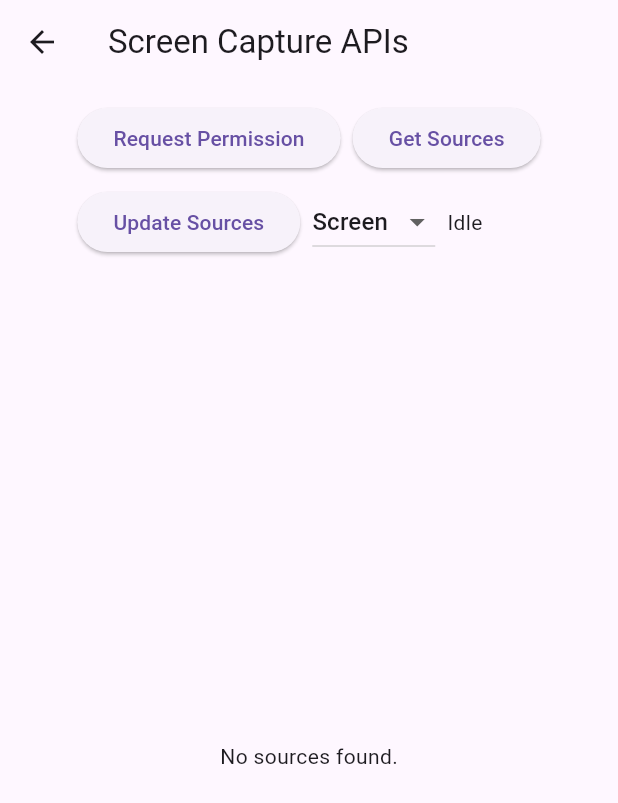
After one commit to zero-0002/SdpToolkit, a Flutter app: the ScreenCaptureApiSample screen opened directly, on a phone screen of 412 x 824 dp. The commit adds this screen. Shown: the top 803 px of the screen. Run offline on Flutter 3.47's test engine with Material 3 defaults, Android fonts, the phone set to English and light mode, and no system bars; our stand-ins replace logger, permission_handler, web; missing offline and left inert: dart:js_interop, dart:ui_web, dart_webrtc, flutter_background, gallery_saver_plus, sdp_transform and 1 more.

Commit message:
macOS: Refresh screen capture sources & permission check (#1977)
Adds macOS/Catalyst screen‑recording permission handling and forces a
fresh desktop source list on reload to avoid blank screen‑share previews
after reboot (Sequoia
  15+).

```diff
--- /dev/null
+++ b/example/lib/src/screen_capture_api_sample.dart
@@ -0,0 +1,197 @@
+import 'dart:async';
+
+import 'package:flutter/material.dart';
+import 'package:flutter_webrtc/flutter_webrtc.dart';
+import 'package:flutter_webrtc_example/src/widgets/screen_select_dialog.dart';
+
+class ScreenCaptureApiSample extends StatefulWidget {
+  static String tag = 'screen_capture_api_sample';
+
+  @override
+  _ScreenCaptureApiSampleState createState() => _ScreenCaptureApiSampleState();
+}
+
+class _ScreenCaptureApiSampleState extends State<ScreenCaptureApiSample> {
+  final Map<String, DesktopCapturerSource> _sources = {};
+  final List<StreamSubscription<DesktopCapturerSource>> _subscriptions = [];
+  SourceType _sourceType = SourceType.Screen;
+  String _status = 'Idle';
+  bool _busy = false;
+
+  @override
+  void initState() {
+    super.initState();
+    _subscriptions.add(desktopCapturer.onAdded.stream.listen((source) {
+      _sources[source.id] = source;
+      setState(() {});
+    }));
+    _subscriptions.add(desktopCapturer.onRemoved.stream.listen((source) {
+      _sources.remove(source.id);
+      setState(() {});
+    }));
+    _subscriptions.add(desktopCapturer.onThumbnailChanged.stream.listen((_) {
+      setState(() {});
+    }));
+  }
+
+  @override
+  void dispose() {
+    for (final subscription in _subscriptions) {
+      subscription.cancel();
+    }
+    super.dispose();
+  }
+
+  Future<void> _requestCapturePermission() async {
+    if (!(WebRTC.platformIsAndroid || WebRTC.platformIsMacOS)) {
+      setState(() {
+        _status = 'Capture permission API not supported on this platform.';
+      });
+      return;
+    }
+    setState(() {
+      _busy = true;
+      _status = 'Requesting capture permission...';
+    });
+    try {
+      final granted = await Helper.requestCapturePermission();
+      setState(() {
+        _status = granted ? 'Capture permission granted.' : 'Capture permission denied.';
+      });
+    } catch (e) {
+      setState(() {
+        _status = 'Capture permission failed: $e';
+      });
+    } finally {
+      setState(() {
+        _busy = false;
+      });
+    }
+  }
+
+  Future<void> _getSources() async {
+    setState(() {
+      _busy = true;
+      _status = 'Loading sources...';
+    });
+    try {
+      final sources = await desktopCapturer.getSources(types: [_sourceType]);
+      _sources
+        ..clear()
+        ..addEntries(sources.map((source) => MapEntry(source.id, source)));
+      setState(() {
+        _status = 'Loaded ${sources.length} sources.';
+      });
+    } catch (e) {
+      setState(() {
+        _status = 'Failed to load sources: $e';
+      });
+    } finally {
+      setState(() {
+        _busy = false;
+      });
+    }
+  }
+
+  Future<void> _updateSources() async {
+    setState(() {
+      _busy = true;
+      _status = 'Updating sources...';
+    });
+    try {
+      await desktopCapturer.updateSources(types: [_sourceType]);
+      setState(() {
+        _status = 'Update requested.';
+      });
+    } catch (e) {
+      setState(() {
+        _status = 'Update failed: $e';
+      });
+    } finally {
+      setState(() {
+        _busy = false;
+      });
+    }
+  }
+
+  Widget _buildSourceGrid(SourceType type) {
+    final entries = _sources.entries.where((entry) => entry.value.type == type).toList();
+    if (entries.isEmpty) {
+      return Center(child: Text('No sources found.'));
+    }
+    return GridView.count(
+      crossAxisSpacing: 8,
+      crossAxisCount: type == SourceType.Screen ? 2 : 3,
+      children: entries
+          .map((entry) => ThumbnailWidget(
+                onTap: (_) {},
+                source: entry.value,
+                selected: false,
+              ))
+          .toList(),
+    );
+  }
+
+  @override
+  Widget build(BuildContext context) {
+    return Scaffold(
+      appBar: AppBar(
+        title: Text('Screen Capture APIs'),
+      ),
+      body: Column(
+        children: [
+          Padding(
+            padding: EdgeInsets.all(12),
+            child: Wrap(
+              spacing: 8,
+              runSpacing: 8,
+              crossAxisAlignment: WrapCrossAlignment.center,
+              children: [
+                ElevatedButton(
+                  onPressed: _busy ? null : _requestCapturePermission,
+                  child: Text('Request Permission'),
+                ),
+                ElevatedButton(
+                  onPressed: _busy ? null : _getSources,
+                  child: Text('Get Sources'),
+                ),
+                ElevatedButton(
+                  onPressed: _busy ? null : _updateSources,
+                  child: Text('Update Sources'),
+                ),
+                DropdownButton<SourceType>(
+                  value: _sourceType,
+                  onChanged: _busy
+                      ? null
+                      : (value) {
+                          if (value == null) return;
+                          setState(() {
+                            _sourceType = value;
+                          });
+                        },
+                  items: const [
+                    DropdownMenuItem(
+                      value: SourceType.Screen,
+                      child: Text('Screen'),
+                    ),
+                    DropdownMenuItem(
+                      value: SourceType.Window,
+                      child: Text('Window'),
+                    ),
+                  ],
+                ),
+                Text(_status),
+              ],
+            ),
+          ),
+          Expanded(
+            child: Padding(
+              padding: EdgeInsets.all(8),
+              child: _buildSourceGrid(_sourceType),
+            ),
+          ),
+        ],
+      ),
+    );
+  }
+}
```
Also changed, not shown: example/lib/main.dart (+10 -0 lines), lib/src/helper.dart (+4 -3 lines), 2 other files.
